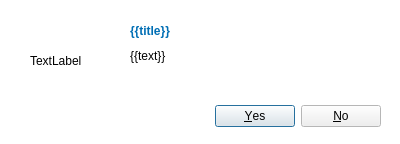
First picture: the form in omr/interface/UI/confirm_dialog.ui, repository ccszwg/Exam-OMR, before the edit.
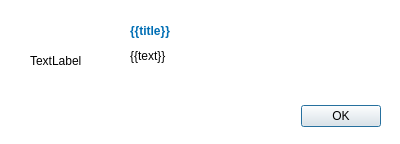
Second picture: the form after the edit.

Patch:
```diff
--- a/omr/interface/UI/confirm_dialog.ui
+++ b/omr/interface/UI/confirm_dialog.ui
@@ -93,7 +93,7 @@
     <enum>Qt::Horizontal</enum>
    </property>
    <property name="standardButtons">
-    <set>QDialogButtonBox::No|QDialogButtonBox::Yes</set>
+    <set>QDialogButtonBox::Ok</set>
    </property>
   </widget>
   <widget class="QLabel" name="text_warning">
```
